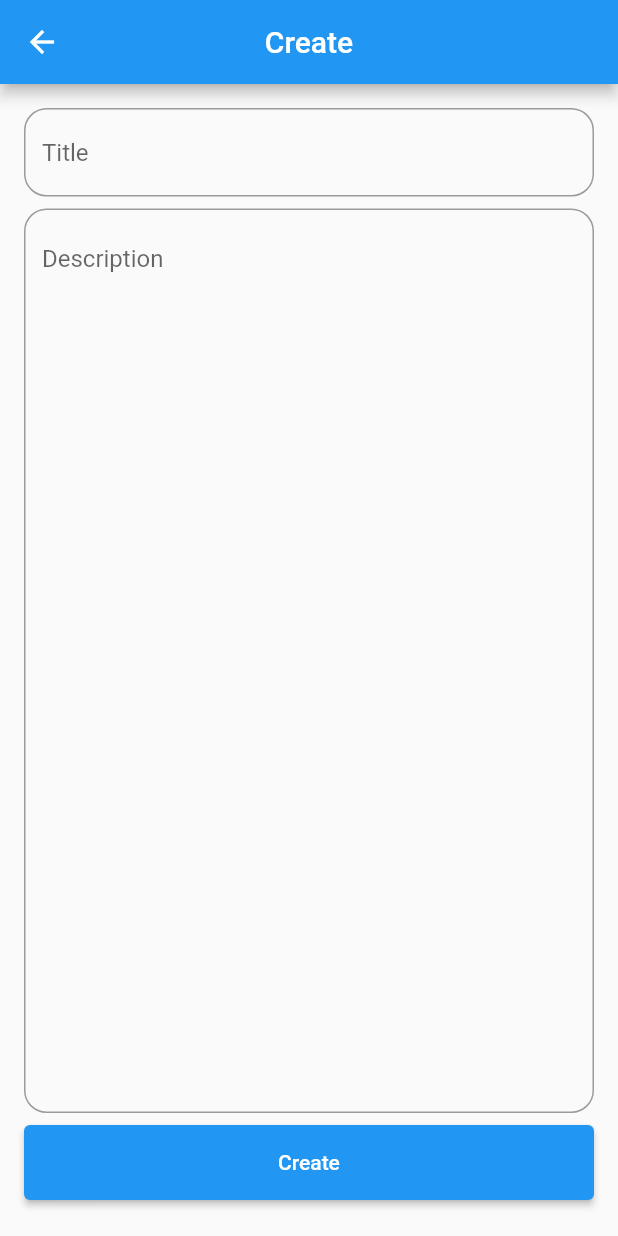
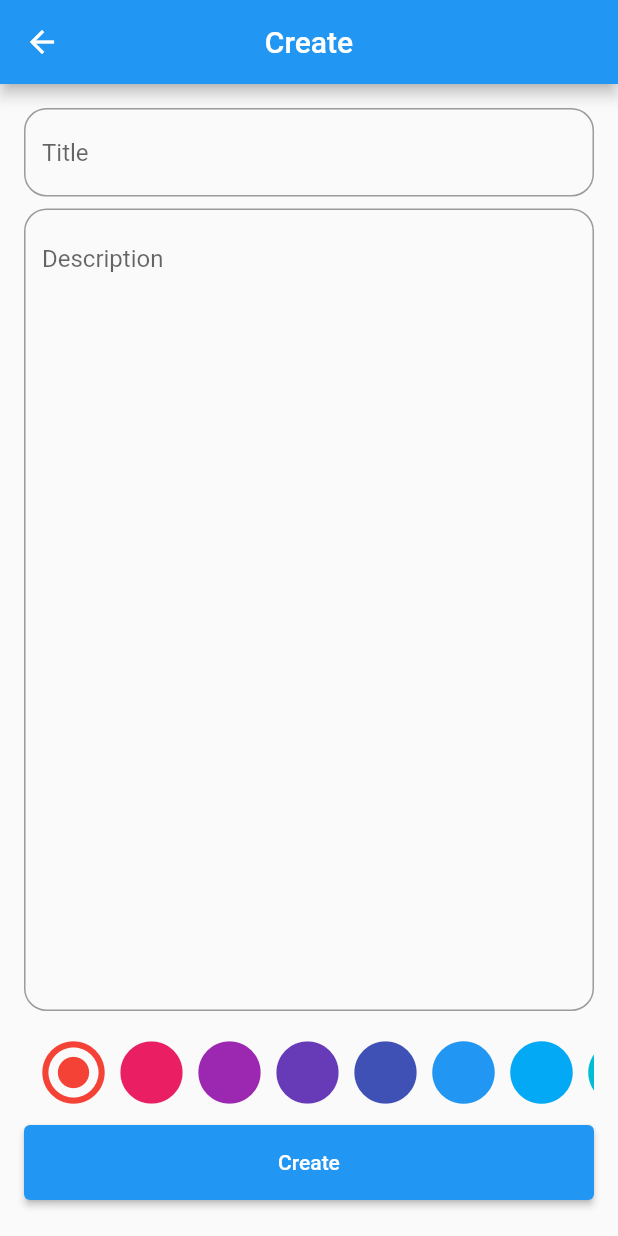
Before and after one commit to ItamarMoya/notes_app, a Flutter app: the Create screen opened directly, on a phone screen of 412 x 824 dp. Run offline on Flutter 3.47's test engine with Material 2 defaults, Android fonts, the phone set to English and light mode, and no system bars.

Commit message:
can select note's background color

```diff
--- a/lib/models/note.dart
+++ b/lib/models/note.dart
@@ -1,10 +1,14 @@
+import 'package:flutter/material.dart';
+
 class Note{
   final String title;
   final String desc;
   final DateTime createdAT;
-
-
+  final String uid;
+  final Color color;
   Note({
+  required this.color,
+  required this.uid,
   required this.title,
   required this.desc,
   required this.createdAT});
--- a/lib/screens/create.dart
+++ b/lib/screens/create.dart
@@ -1,5 +1,6 @@
 import 'package:flutter/material.dart';
 import 'package:my_notes_app/models/note.dart';
+import 'package:uuid/uuid.dart';
 
 class Create extends StatefulWidget {
   final Note? note;
@@ -12,11 +13,13 @@ class Create extends StatefulWidget {
 class _CreateState extends State<Create> {
   late TextEditingController _titleController;
   late TextEditingController _descController;
+  late Color color;
 
   @override
   void initState() {
     _titleController = TextEditingController(text: widget.note?.title);
     _descController = TextEditingController(text: widget.note?.desc);
+    color= widget.note?.color?? Colors.primaries[0];
     super.initState();
   }
 
@@ -59,9 +62,26 @@ class _CreateState extends State<Create> {
                 ),
               ),
             ),
+            SizedBox(height: 8,),
+
             SizedBox(
-              height: 8,
+              height: 60,
+              child: ListView.builder(
+                physics: BouncingScrollPhysics(),
+                itemCount: 15,
+                scrollDirection: Axis.horizontal,
+                itemBuilder: (BuildContext context, int index){
+                  final bgcolor=Colors.primaries[index];
+                return _ButtomColor(bgcolor: bgcolor, onTap: () {
+                  color=bgcolor;
+                    setState(() {
+
+                    });
+                 }, isSelected: color==bgcolor,);
+              }),
             ),
+
+            SizedBox(height: 8,),
             SizedBox(
               width: double.infinity,
               height: 50,
@@ -70,7 +90,10 @@ class _CreateState extends State<Create> {
                 final desc=_descController.text;
                 if(title.isNotEmpty&&desc.isNotEmpty){
                   //crear una nota
-                  final note =Note(title: title,
+                  final note =Note(
+                    color: color,
+                    uid: widget.note?.uid??Uuid().v4(),
+                  title: title,
                    desc: desc,
                    createdAT: widget.note?.createdAT ?? DateTime.now());
                   Navigator.of(context).pop(note);
@@ -95,3 +118,25 @@ class _CreateState extends State<Create> {
       SnackBar(content: Text('Title or description can´t be empty.')));
   }
 }
+
+class _ButtomColor extends StatelessWidget {
+  final void Function ()onTap;
+  final bool isSelected;
+  const _ButtomColor({
+    Key? key,
+    required  this.bgcolor, required this.onTap,required this.isSelected,
+  }) : super(key: key);
+
+  final MaterialColor bgcolor;
+
+  @override
+  Widget build(BuildContext context) {
+    return Padding(
+      padding: const EdgeInsets.only(right: 4),
+      child: IconButton(
+        icon:Icon(isSelected ? Icons.radio_button_checked  : Icons.circle,
+         size: 50,color:bgcolor,) ,
+      onPressed:onTap)
+    );
+  }
+}
```
Also changed, not shown: lib/screens/home.dart (+6 -6 lines), pubspec.yaml (+1 -6 lines), pubspec.lock.
